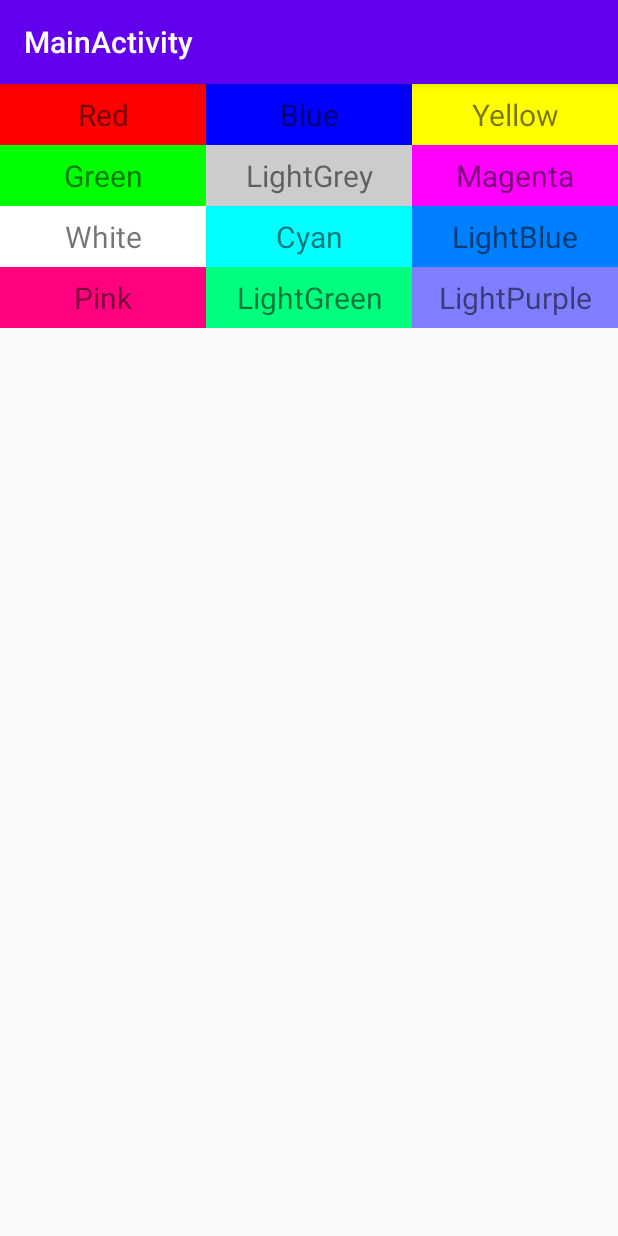
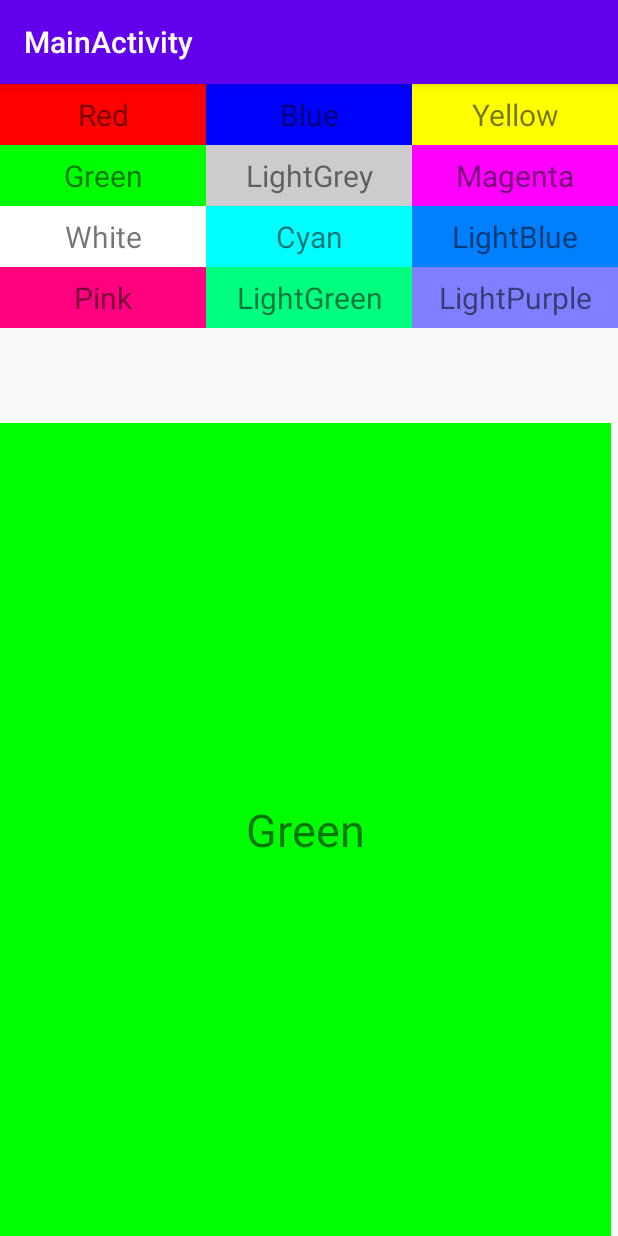
Before and after one commit to annguyen2790/ColorChangingApp, an Android app: the screen it shows after launch (MainActivity), after a tap on "Green", on a phone screen of 412 x 824 dp. Run offline under Robolectric (Android 15) with nearby library versions, the phone set to English and light mode, and no system bars; 3 other taps on this screen came first.

Commit message:
Succesfully change canvas background color and display both text in english and french

```diff
--- a/app/src/main/java/edu/temple/colorchangingapp/MainActivity.java
+++ b/app/src/main/java/edu/temple/colorchangingapp/MainActivity.java
@@ -3,6 +3,7 @@ package edu.temple.colorchangingapp;
 import androidx.appcompat.app.AppCompatActivity;
 
 import android.content.res.Resources;
+import android.graphics.Color;
 import android.os.Bundle;
 import android.view.View;
 import android.widget.AdapterView;
@@ -13,7 +14,8 @@ import android.widget.Toast;
 public class MainActivity extends AppCompatActivity implements PalletteFragment.PListener {
     GridView gridView;
     ColorAdapter colorAdapter;
-    TextView textViewInstruction;
+    CanvasFragment canvas;
+    PalletteFragment pf;
     @Override
     protected void onCreate(Bundle savedInstanceState) {
         super.onCreate(savedInstanceState);
@@ -22,10 +24,11 @@ public class MainActivity extends AppCompatActivity implements PalletteFragment.
         Resources resources = getResources();
         String [] colours = resources.getStringArray(R.array.colors_array);
         //Create Pallete fragment using instance
-        PalletteFragment pf = PalletteFragment.newInstance(colours);
+        pf = PalletteFragment.newInstance(colours);
+        //Create Canvas fragment using normal initialization
+        canvas = new CanvasFragment();
 
-
-        getSupportFragmentManager().beginTransaction().add(R.id.container_1, pf).commit();
+        getSupportFragmentManager().beginTransaction().add(R.id.container_1, pf).add(R.id.container_2, canvas).commit();
 
 
     }
@@ -33,5 +36,67 @@ public class MainActivity extends AppCompatActivity implements PalletteFragment.
     @Override
     public void onInputPallette(String input) {
         Toast.makeText(this, input, Toast.LENGTH_SHORT).show();
+        Resources resources = getResources();
+        String [] color = resources.getStringArray(R.array.colors_array);
+        TextView textView = canvas.getView().findViewById(R.id.textView);
+        if(input.equalsIgnoreCase(color[0])){
+            canvas.getView().setBackgroundColor(Color.RED);
+            textView.setText(color[0]);
+        }
+        else if(input.equalsIgnoreCase(color[1])){
+            canvas.getView().setBackgroundColor(Color.BLUE);
+            textView.setText(color[1]);
+        }
+        else if(input.equalsIgnoreCase(color[2])){
+            canvas.getView().setBackgroundColor(Color.YELLOW);
+            textView.setText(color[2]);
+        }
+        else if(input.equalsIgnoreCase(color[3])){
+            canvas.getView().setBackgroundColor(Color.GREEN);
+            textView.setText(color[3]);
+        }
+        else if(input.equalsIgnoreCase(color[4])){
+            canvas.getView().setBackgroundColor(Color.LTGRAY);
+            textView.setText(color[4]);
+        }
+        else if(input.equalsIgnoreCase(color[5])){
+            canvas.getView().setBackgroundColor(Color.MAGENTA);
+            textView.setText(color[5]);
+        }
+        else if(input.equalsIgnoreCase(color[6])){
+            canvas.getView().setBackgroundColor(Color.WHITE);
+            textView.setText(color[6]);
+        }
+        else if(input.equalsIgnoreCase(color[7])){
+            canvas.getView().setBackgroundColor(Color.CYAN);
+            textView.setText(color[7]);
+        }
+        else if(input.equalsIgnoreCase(color[8])) {
+            canvas.getView().setBackgroundColor(Color.rgb(0, 127, 255));
+            textView.setText(color[8]);
+
+        }
+        else if(input.equalsIgnoreCase(color[9])) {
+            canvas.getView().setBackgroundColor(Color.rgb(255, 0, 127));
+            textView.setText(color[9]);
+        }
+        else if(input.equalsIgnoreCase(color[10])) {
+            canvas.getView().setBackgroundColor(Color.rgb(0, 255, 127));
+            textView.setText(color[10]);
+        }
+
+        else if(input.equalsIgnoreCase(color[11])) {
+            canvas.getView().setBackgroundColor(Color.rgb(127, 127, 255));
+            textView.setText(color[11]);
+        }
+
+        else {
+            canvas.getView().setBackgroundColor(Color.WHITE);
+            textView.setText(R.string.app_name);
+        }
+
+
+
+
     }
 }
--- a/app/src/main/java/edu/temple/colorchangingapp/PalletteFragment.java
+++ b/app/src/main/java/edu/temple/colorchangingapp/PalletteFragment.java
@@ -25,7 +25,7 @@ public class PalletteFragment extends Fragment {
     private PListener parentActivity;
     private static final String COLOR_LIST = "colorList";
     String [] colorList;
-    View v;
+
 
     public PalletteFragment() {
         // Required empty public constructor
@@ -50,7 +50,7 @@ public class PalletteFragment extends Fragment {
     @Override
     public View onCreateView(LayoutInflater inflater, ViewGroup container, Bundle savedInstanceState) {
         // Inflate the layout for this fragment
-        v  = inflater.inflate(R.layout.fragment_pallette, container, false);
+        View v  = inflater.inflate(R.layout.fragment_pallette, container, false);
         GridView gv = v.findViewById(R.id.Grid_View);
         if(getArguments() != null){
             colorList = getArguments().getStringArray(COLOR_LIST);
--- a/app/src/main/res/layout/fragment_canvas.xml
+++ b/app/src/main/res/layout/fragment_canvas.xml
@@ -1,14 +1,17 @@
 <?xml version="1.0" encoding="utf-8"?>
 <FrameLayout xmlns:android="http://schemas.android.com/apk/res/android"
     xmlns:tools="http://schemas.android.com/tools"
+    android:id="@+id/container_2"
     android:layout_width="match_parent"
     android:layout_height="match_parent"
     tools:context=".CanvasFragment">
 
-    <!-- TODO: Update blank fragment layout -->
     <TextView
+        android:id="@+id/textView"
         android:layout_width="match_parent"
         android:layout_height="match_parent"
-        android:text="@string/hello_blank_fragment" />
+        android:gravity="center"
+        android:textSize="30sp"
+        android:text="@string/app_name" />
 
 </FrameLayout>
--- a/app/src/main/res/layout/pallete_main.xml
+++ b/app/src/main/res/layout/pallete_main.xml
@@ -20,13 +20,13 @@
         <GridView
             android:id="@+id/gridView"
             android:layout_width="match_parent"
-            android:layout_height="match_parent" />
+            android:layout_height="341dp" />
     </FrameLayout>
 
     <FrameLayout
         android:id="@+id/container_2"
-        android:layout_width="418dp"
-        android:layout_height="731dp"
+        android:layout_width="407dp"
+        android:layout_height="542dp"
         app:layout_constraintBottom_toBottomOf="parent"
         app:layout_constraintEnd_toEndOf="parent"
         app:layout_constraintHorizontal_bias="0.0"
```
